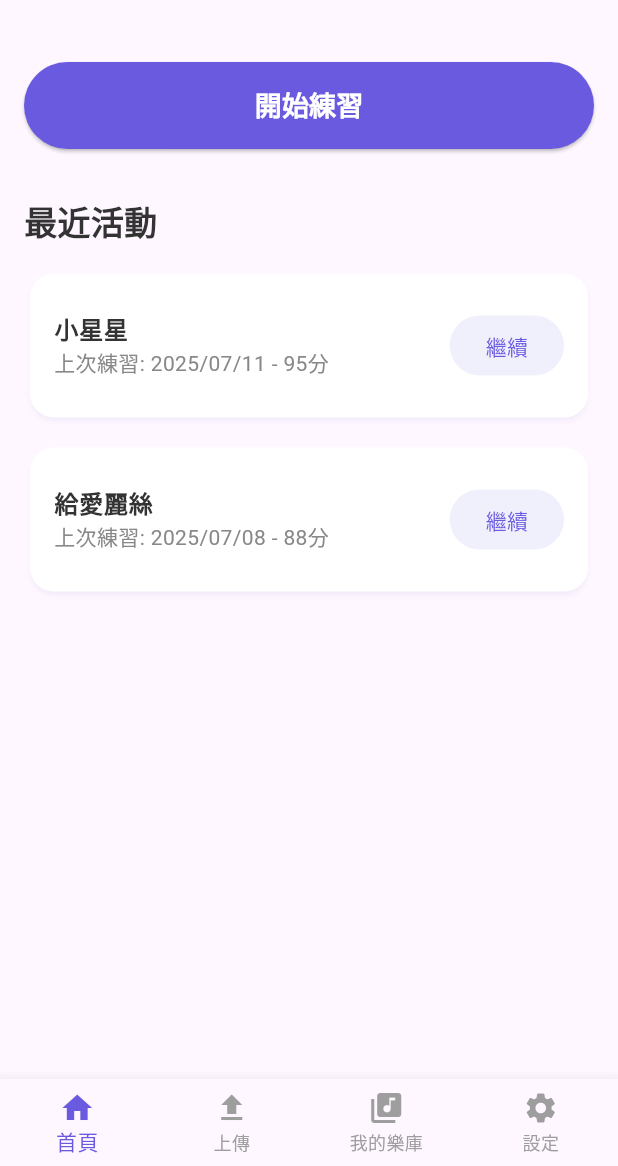
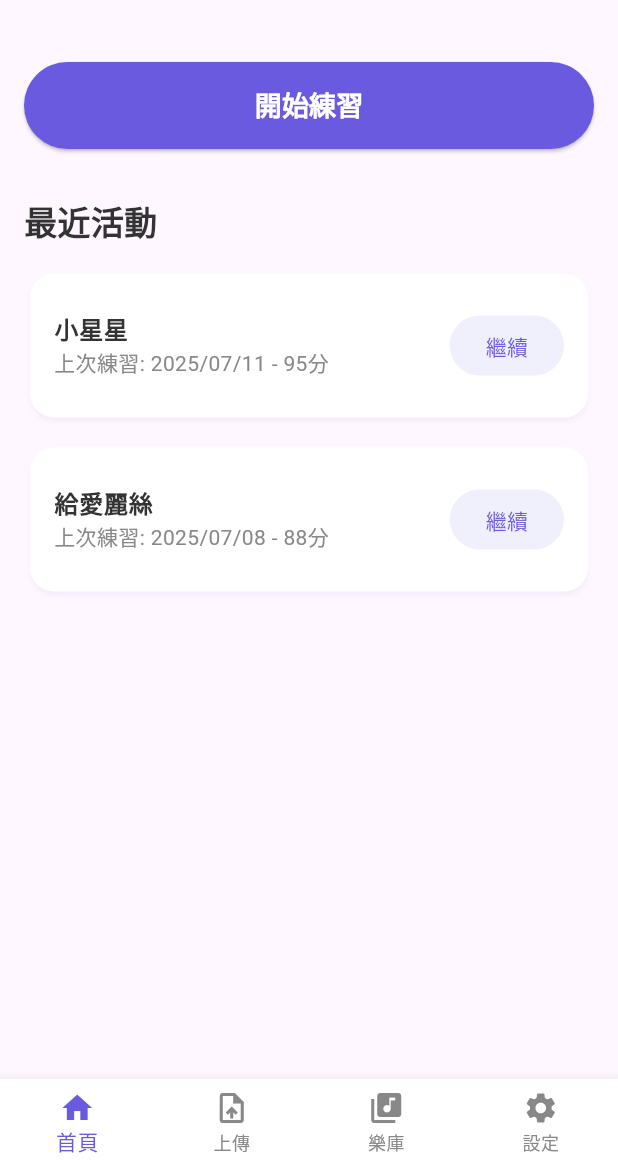
Before and after one commit to HtPtgame/music_practice_app, a Flutter app: the screen it shows after launch, on a phone screen of 412 x 824 dp, the part 70-1236 px from its top. Run offline on Flutter 3.47's test engine with Material 3 defaults, Android fonts, the phone set to English and light mode, and no system bars; our stand-ins replace flutter_vector_icons, go_router; Roboto replaces fonts that are missing (NotoSansTC).

Commit message:
UI修改完成

```diff
--- a/lib/main.dart
+++ b/lib/main.dart
@@ -2,7 +2,7 @@
 import 'package:flutter/material.dart';
 import 'package:music_practice_app/router/app_router.dart';
 import 'package:music_practice_app/utils/app_colors.dart';
-import 'package:flutter_midi_pro/flutter_midi_pro.dart'; //midi模組
+
 
 void main() {
   runApp(const MusicPracticeApp());
--- a/lib/router/app_router.dart
+++ b/lib/router/app_router.dart
@@ -1,16 +1,19 @@
 // lib/router/app_router.dart
+import 'package:go_router/go_router.dart';
 import 'package:flutter/material.dart';
-import 'package:go_router/go_router.dart';
 import 'package:music_practice_app/pages/analysis_page.dart';
 import 'package:music_practice_app/pages/home_page.dart';
 import 'package:music_practice_app/pages/playback_page.dart';
 import 'package:music_practice_app/pages/practice_page.dart';
 import 'package:music_practice_app/pages/upload_page.dart';
-import 'package:music_practice_app/widgets/main_shell.dart';
+import 'package:music_practice_app/pages/upload_page2.dart'; // 確保導入 UploadPage2
+import 'package:music_practice_app/widgets/main_shell.dart'; // 確保導入 MainShell
+import 'package:music_practice_app/utils/app_colors.dart'; // 確保導入 AppColors
 
 // 建立一個 GlobalKey 給我們的 ShellRoute
 final _rootNavigatorKey = GlobalKey<NavigatorState>();
 
+// 這是 appRouter 的定義，它必須是一個頂層的 final GoRouter 變數
 final GoRouter appRouter = GoRouter(
   navigatorKey: _rootNavigatorKey,
   initialLocation: '/',
@@ -19,7 +22,8 @@ final GoRouter appRouter = GoRouter(
     ShellRoute(
       // ShellRoute 本身仍然會有 build，但裡面的子路由會沒有動畫
       builder: (context, state, child) {
-        return MainShell(child: child);
+        // 將 state 傳遞給 MainShell，以便其內部可以獲取當前路由路徑
+        return MainShell(child: child, state: state);
       },
       routes: [
         // 這些頁面會共享 MainShell 的 UI (也就是有底部導覽列)
@@ -59,6 +63,8 @@ final GoRouter appRouter = GoRouter(
     ),
 
     // 這些是獨立的頁面，它們的切換也會沒有動畫
+    // 且它們不會有底部導航列，因為它們不在 ShellRoute 內部
+
     GoRoute(
       path: '/playback',
       parentNavigatorKey: _rootNavigatorKey, // 確保它能覆蓋整個畫面
--- a/lib/widgets/main_shell.dart
+++ b/lib/widgets/main_shell.dart
@@ -1,65 +1,90 @@
 // lib/widgets/main_shell.dart
 import 'package:flutter/material.dart';
 import 'package:go_router/go_router.dart';
-import 'package:music_practice_app/utils/app_colors.dart';
+import 'package:music_practice_app/utils/app_colors.dart'; // 確保導入 AppColors
 
-class MainShell extends StatelessWidget {
+class MainShell extends StatefulWidget {
   final Widget child;
+  // GoRouterState 參數用於獲取當前路由路徑，以便底部導航列能正確顯示選中狀態
+  final GoRouterState state; // <-- 確保這裡有定義 state 參數
 
-  const MainShell({super.key, required this.child});
+  const MainShell({
+    super.key,
+    required this.child,
+    required this.state, // <-- 確保這裡有接收 state 參數
+  });
+
+  @override
+  State<MainShell> createState() => _MainShellState();
+}
+
+class _MainShellState extends State<MainShell> {
+  int _currentIndex = 0; // 用於追蹤當前選中的底部導航項目
 
   @override
   Widget build(BuildContext context) {
+    // 根據當前路由路徑判斷選中的索引
+    // 使用 widget.state.fullPath 來獲取當前路徑
+    final String location = widget.state.fullPath!;
+
+    // 根據您 app_router.dart 中的 ShellRoute 子路徑來設定 _currentIndex
+    if (location == '/') {
+      _currentIndex = 0;
+    } else if (location == '/upload') {
+      _currentIndex = 1;
+    } else if (location == '/library') {
+      _currentIndex = 2;
+    } else if (location == '/settings') {
+      _currentIndex = 3;
+    }
+    // 注意：如果其他頁面（如 /playback, /practice, /analysis）也需要底部導航列，
+    // 且它們不是 ShellRoute 的子路由，那麼它們將不會顯示此底部導航列。
+    // 在您當前的 app_router.dart 中，/playback, /practice, /analysis 是獨立路由，
+    // 因此它們將不會有這個底部導航列。
+
     return Scaffold(
-      body: child, // 路由的頁面內容會顯示在這裡
+      body: widget.child, // 顯示當前路由的頁面內容
       bottomNavigationBar: BottomNavigationBar(
-        currentIndex: _calculateSelectedIndex(context),
-        onTap: (index) => _onItemTapped(index, context),
-        selectedItemColor: AppColors.primary,
-        unselectedItemColor: Colors.grey,
-        showUnselectedLabels: true,
-        type: BottomNavigationBarType.fixed,
+        currentIndex: _currentIndex,
+        onTap: (index) {
+          // 根據點擊的索引導航到不同的頁面
+          if (index == 0) {
+            context.go('/'); // 首頁
+          } else if (index == 1) {
+            context.go('/upload'); // 上傳頁面
+          } else if (index == 2) {
+            context.go('/library'); // 我的樂庫
+          } else if (index == 3) {
+            context.go('/settings'); // 設定
+          }
+          // 更新狀態以反映選中的項目
+          setState(() {
+            _currentIndex = index;
+          });
+        },
+        selectedItemColor: AppColors.primary, // 選中項目的顏色
+        unselectedItemColor: AppColors.textLight, // 未選中項目的顏色
+        type: BottomNavigationBarType.fixed, // 確保所有項目都顯示標籤
+        backgroundColor: AppColors.card, // 底部導航欄的背景色
         items: const [
-          BottomNavigationBarItem(icon: Icon(Icons.home), label: '首頁'),
-          BottomNavigationBarItem(icon: Icon(Icons.upload), label: '上傳'),
-          BottomNavigationBarItem(icon: Icon(Icons.library_music), label: '我的樂庫'),
-          BottomNavigationBarItem(icon: Icon(Icons.settings), label: '設定'),
+          BottomNavigationBarItem(
+            icon: Icon(Icons.home),
+            label: '首頁',
+          ),
+          BottomNavigationBarItem(
+            icon: Icon(Icons.upload_file),
+            label: '上傳',
+          ),
+          BottomNavigationBarItem(
+            icon: Icon(Icons.library_music), // 我的樂庫圖標
+            label: '樂庫',
+          ),
+          BottomNavigationBarItem(
+            icon: Icon(Icons.settings),
+            label: '設定',
+          ),
         ],
       ),
     );
   }
-
-  // 根據目前的路由路徑，計算出應選中的導航項目索引
-  int _calculateSelectedIndex(BuildContext context) {
-    final GoRouter route = GoRouter.of(context);
-    final String location = route.routerDelegate.currentConfiguration.uri.toString();
-    if (location.startsWith('/upload')) {
-      return 1;
-    }
-    if (location.startsWith('/library')) {
-      return 2;
-    }
-    if (location.startsWith('/settings')) {
-      return 3;
-    }
-    return 0; // 預設為首頁
-  }
-
-  // 點擊導航項目時，跳轉到對應的路由
-  void _onItemTapped(int index, BuildContext context) {
-    switch (index) {
-      case 0:
-        context.go('/');
-        break;
-      case 1:
-        context.go('/upload');
-        break;
-      case 2:
-        context.go('/library');
-        break;
-      case 3:
-        context.go('/settings');
-        break;
-    }
-  }
 }
--- a/pubspec.yaml
+++ b/pubspec.yaml
@@ -31,9 +31,10 @@ dependencies:
   flutter:
     sdk: flutter
   file_picker: ^8.0.0 #用於開啟檔案選擇器，讓用戶從設備中選擇檔案
+  path_provider: ^2.1.3
   flutter_midi_pro: ^3.1.4
-  path_provider: ^2.1.5
   flutter_piano_pro: ^0.6.0
+
 
   go_router: ^14.2.0
   flutter_vector_icons: ^2.0.0
```
Also changed, not shown: lib/pages/upload_page.dart (+3 -6 lines).
